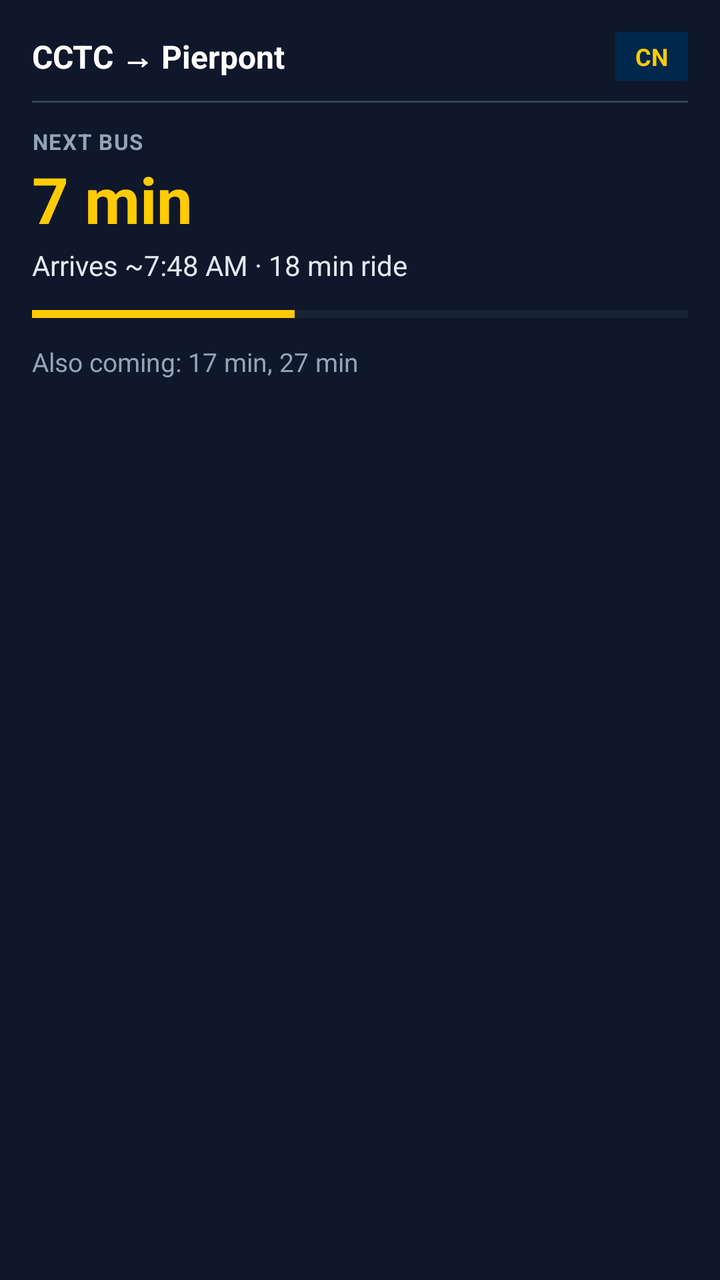
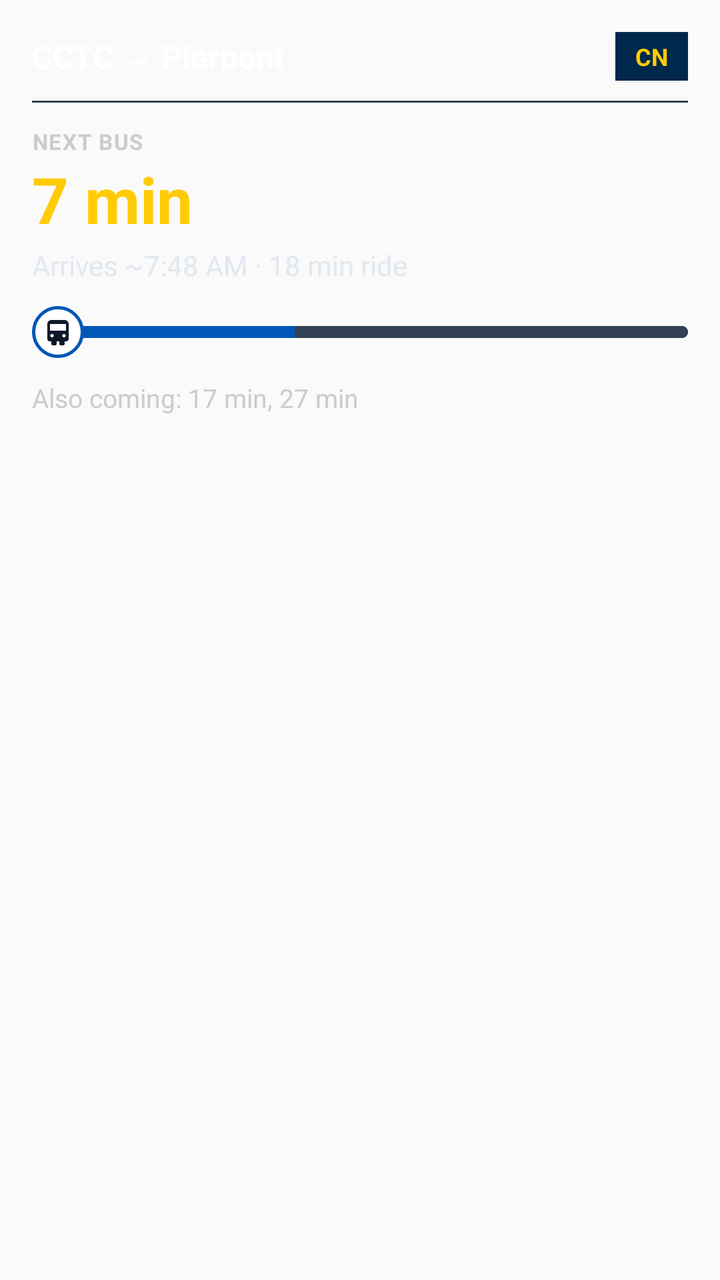

Two renders of the same Android screen: before a commit and after it. Below are the layout's source before the change and the commit's diff.
<!-- AndroidManifest.xml: application theme Theme.AnnArBoard -->
<!-- res/layout/notification_bus_tracker.xml -->
<?xml version="1.0" encoding="utf-8"?>
<LinearLayout xmlns:android="http://schemas.android.com/apk/res/android"
    android:layout_width="match_parent"
    android:layout_height="wrap_content"
    android:orientation="vertical"
    android:padding="16dp"
    android:background="#0F172A">

    
    <RelativeLayout
        android:layout_width="match_parent"
        android:layout_height="wrap_content">

        <TextView
            android:id="@+id/tv_route_title"
            android:layout_width="wrap_content"
            android:layout_height="wrap_content"
            android:layout_alignParentStart="true"
            android:layout_centerVertical="true"
            android:text="CCTC → Pierpont"
            android:textColor="#FFFFFF"
            android:textSize="16sp"
            android:textStyle="bold" />

        <TextView
            android:id="@+id/tv_route_badge"
            android:layout_width="wrap_content"
            android:layout_height="wrap_content"
            android:layout_alignParentEnd="true"
            android:layout_centerVertical="true"
            android:background="#00274C"
            android:paddingHorizontal="10dp"
            android:paddingVertical="4dp"
            android:text="CN"
            android:textColor="#FFCB05"
            android:textSize="12sp"
            android:textStyle="bold" />
    </RelativeLayout>

    <FrameLayout
        android:layout_width="match_parent"
        android:layout_height="1dp"
        android:layout_marginTop="10dp"
        android:layout_marginBottom="12dp"
        android:background="#334155" />

    
    <TextView
        android:id="@+id/tv_label_next"
        android:layout_width="wrap_content"
        android:layout_height="wrap_content"
        android:text="NEXT BUS"
        android:textColor="#94A3B8"
        android:textSize="11sp"
        android:textStyle="bold"
        android:letterSpacing="0.05" />

    
    <TextView
        android:id="@+id/tv_eta_primary"
        android:layout_width="wrap_content"
        android:layout_height="wrap_content"
        android:text="7 min"
        android:textColor="#FFCB05"
        android:textSize="32sp"
        android:textStyle="bold" />

    
    <TextView
        android:id="@+id/tv_arrival_time"
        android:layout_width="wrap_content"
        android:layout_height="wrap_content"
        android:layout_marginTop="2dp"
        android:text="Arrives ~7:48 AM · 18 min ride"
        android:textColor="#E2E8F0"
        android:textSize="14sp" />

    
    <ProgressBar
        android:id="@+id/notification_progress"
        style="?android:attr/progressBarStyleHorizontal"
        android:layout_width="match_parent"
        android:layout_height="6dp"
        android:layout_marginTop="12dp"
        android:layout_marginBottom="12dp"
        android:max="100"
        android:progress="40"
        android:progressTint="#FFCB05"
        android:progressBackgroundTint="#334155" />

    
    <TextView
        android:id="@+id/tv_upcoming"
        android:layout_width="match_parent"
        android:layout_height="wrap_content"
        android:text="Also coming: 17 min, 27 min"
        android:textColor="#94A3B8"
        android:textSize="13sp" />

</LinearLayout>
<!-- resources referenced by this layout -->
<resources>
  <style name="Theme.AnnArBoard" parent="android:Theme.Material.Light.NoActionBar" />
</resources>

<!-- the commit's change to res/layout/notification_bus_tracker.xml (unified diff, before → after) -->
@@ -4,7 +4,7 @@
     android:layout_height="wrap_content"
     android:orientation="vertical"
     android:padding="16dp"
-    android:background="#0F172A">
+    android:background="@android:color/transparent">
 
     
     <RelativeLayout
@@ -50,7 +50,7 @@
         android:layout_width="wrap_content"
         android:layout_height="wrap_content"
         android:text="NEXT BUS"
-        android:textColor="#94A3B8"
+        android:textColor="#CCCCCC"
         android:textSize="11sp"
         android:textStyle="bold"
         android:letterSpacing="0.05" />
@@ -76,17 +76,46 @@
         android:textSize="14sp" />
 
     
-    <ProgressBar
-        android:id="@+id/notification_progress"
-        style="?android:attr/progressBarStyleHorizontal"
+    <RelativeLayout
+        android:id="@+id/rl_progress_container"
         android:layout_width="match_parent"
-        android:layout_height="6dp"
-        android:layout_marginTop="12dp"
-        android:layout_marginBottom="12dp"
-        android:max="100"
-        android:progress="40"
-        android:progressTint="#FFCB05"
-        android:progressBackgroundTint="#334155" />
+        android:layout_height="32dp"
+        android:layout_marginTop="8dp"
+        android:layout_marginBottom="8dp">
+
+        <View
+            android:id="@+id/view_track_bg"
+            android:layout_width="match_parent"
+            android:layout_height="6dp"
+            android:layout_centerVertical="true"
+            android:background="@drawable/bg_progress_track_rounded" />
+
+        <ProgressBar
+            android:id="@+id/notification_progress"
+            style="?android:attr/progressBarStyleHorizontal"
+            android:layout_width="match_parent"
+            android:layout_height="6dp"
+            android:layout_centerVertical="true"
+            android:max="100"
+            android:progress="40"
+            android:progressDrawable="@drawable/drawable_progress_bar_rounded" />
+
+        <FrameLayout
+            android:id="@+id/fl_bus_thumb"
+            android:layout_width="26dp"
+            android:layout_height="26dp"
+            android:layout_centerVertical="true"
+            android:background="@drawable/bg_bus_thumb_circle">
+
+            <ImageView
+                android:id="@+id/iv_bus_thumb_icon"
+                android:layout_width="16dp"
+                android:layout_height="16dp"
+                android:layout_gravity="center"
+                android:src="@drawable/ic_bus_dark" />
+        </FrameLayout>
+
+    </RelativeLayout>
 
     
     <TextView
@@ -94,7 +123,7 @@
         android:layout_width="match_parent"
         android:layout_height="wrap_content"
         android:text="Also coming: 17 min, 27 min"
-        android:textColor="#94A3B8"
+        android:textColor="#CCCCCC"
         android:textSize="13sp" />
 
 </LinearLayout>
<!-- resource entries referenced after the edit -->
@@ -1,5 +1,50 @@
 <!-- resources referenced by this layout -->
 <resources>
+  <!-- drawable bg_bus_thumb_circle (drawable) -->
+  <?xml version="1.0" encoding="utf-8"?>
+  <shape xmlns:android="http://schemas.android.com/apk/res/android"
+      android:shape="oval">
+      <solid android:color="#FFFFFFFF" />
+      <stroke
+          android:width="1.5dp"
+          android:color="#0057B7" />
+  </shape>
+  <!-- drawable bg_progress_track_rounded (drawable) -->
+  <?xml version="1.0" encoding="utf-8"?>
+  <shape xmlns:android="http://schemas.android.com/apk/res/android"
+      android:shape="rectangle">
+      <corners android:radius="3dp" />
+      <solid android:color="#334155" />
+  </shape>
+  <!-- drawable drawable_progress_bar_rounded (drawable) -->
+  <?xml version="1.0" encoding="utf-8"?>
+  <layer-list xmlns:android="http://schemas.android.com/apk/res/android">
+      <item android:id="@android:id/background">
+          <shape android:shape="rectangle">
+              <corners android:radius="3dp" />
+              <solid android:color="#334155" />
+          </shape>
+      </item>
+      <item android:id="@android:id/progress">
+          <clip>
+              <shape android:shape="rectangle">
+                  <corners android:radius="3dp" />
+                  <solid android:color="#0057B7" />
+              </shape>
+          </clip>
+      </item>
+  </layer-list>
+  <!-- drawable ic_bus_dark (drawable) -->
+  <vector xmlns:android="http://schemas.android.com/apk/res/android"
+      android:width="24dp"
+      android:height="24dp"
+      android:viewportWidth="24"
+      android:viewportHeight="24">
+    <path
+        android:fillColor="#FF0F172A"
+        android:fillType="evenOdd"
+        android:pathData="M7,3 h10 a3,3 0 0,1 3,3 v11 a2,2 0 0,1 -2,2 h-1 v2 a1,1 0 0,1 -1,1 h-2 a1,1 0 0,1 -1,-1 v-2 h-2 v2 a1,1 0 0,1 -1,1 h-2 a1,1 0 0,1 -1,-1 v-2 h-1 a2,2 0 0,1 -2,-2 v-11 a3,3 0 0,1 3,-3 z M6,6 v5 h12 v-5 z M7.5,13.5 a1.25,1.25 0 1,0 0,2.5 a1.25,1.25 0 1,0 0,-2.5 z M16.5,13.5 a1.25,1.25 0 1,0 0,2.5 a1.25,1.25 0 1,0 0,-2.5 z"/>
+  </vector>
   <style name="Theme.AnnArBoard" parent="android:Theme.Material.Light.NoActionBar" />
 </resources>
 
